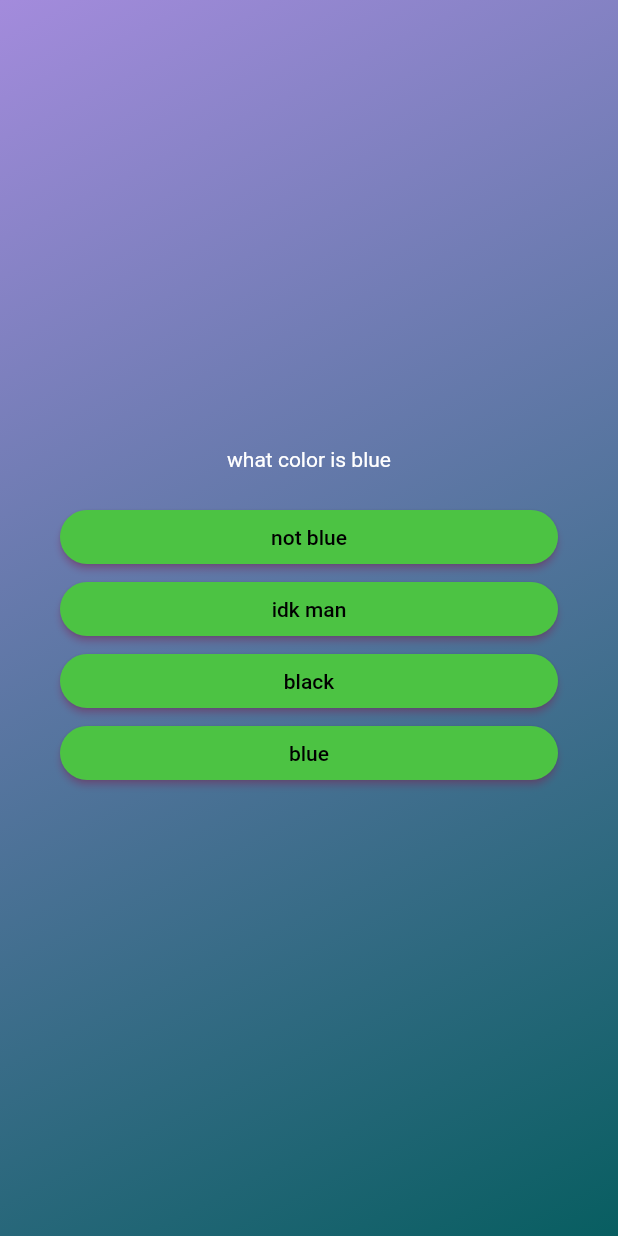
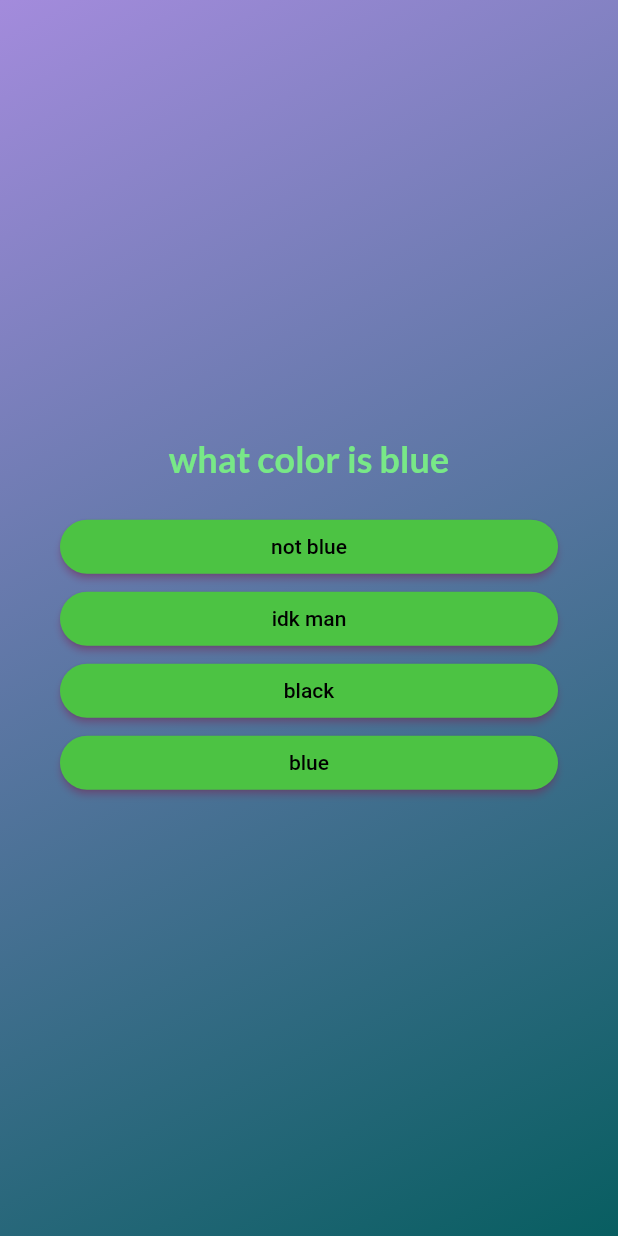
Before and after one commit to TmajidT/flutter-quiz-app, a Flutter app: the screen it shows after launch, after a tap on "Start the Quiz", on a phone screen of 412 x 824 dp. Run offline on Flutter 3.47's test engine with Material 2 defaults, Android fonts, the phone set to English and light mode, and no system bars; our stand-ins replace google_fonts.

```diff
--- a/lib/answer_button.dart
+++ b/lib/answer_button.dart
@@ -22,7 +22,10 @@ class AnswerButton extends StatelessWidget {
         shadowColor: const Color.fromARGB(255, 188, 65, 137),
         shape: RoundedRectangleBorder(borderRadius: BorderRadius.circular(30)),
       ),
-      child: Text(answerText),
+      child: Text(
+        answerText,
+        textAlign: TextAlign.center,
+      ),
     );
   }
 }
--- a/lib/questions.screen.dart
+++ b/lib/questions.screen.dart
@@ -1,6 +1,7 @@
 import 'package:flutter/material.dart';
 import 'package:quiz/answer_button.dart';
 import 'package:quiz/data/questions.dart';
+import "package:google_fonts/google_fonts.dart";
 
 class QuestionScreen extends StatefulWidget {
   const QuestionScreen({super.key});
@@ -32,7 +33,10 @@ class _QuestionScreenState extends State<QuestionScreen> {
           children: [
             Text(
               currentQuestion.text,
-              style: const TextStyle(color: Colors.white),
+              style: GoogleFonts.lato(
+                  color: const Color.fromARGB(255, 120, 232, 135),
+                  fontSize: 24,
+                  fontWeight: FontWeight.bold),
               textAlign: TextAlign.center,
             ),
             const SizedBox(
--- a/pubspec.yaml
+++ b/pubspec.yaml
@@ -35,6 +35,7 @@ dependencies:
   # The following adds the Cupertino Icons font to your application.
   # Use with the CupertinoIcons class for iOS style icons.
   cupertino_icons: ^1.0.2
+  google_fonts: ^5.1.0
 
 dev_dependencies:
   flutter_test:
```
Also changed, not shown: pubspec.lock, 1 other file.
